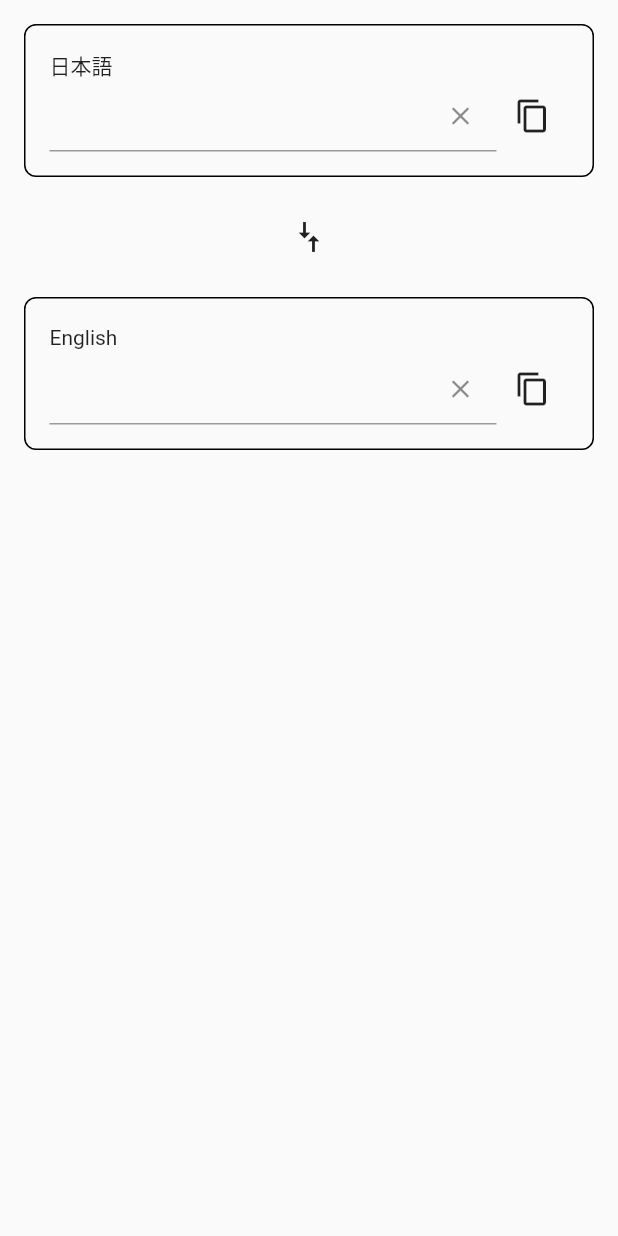
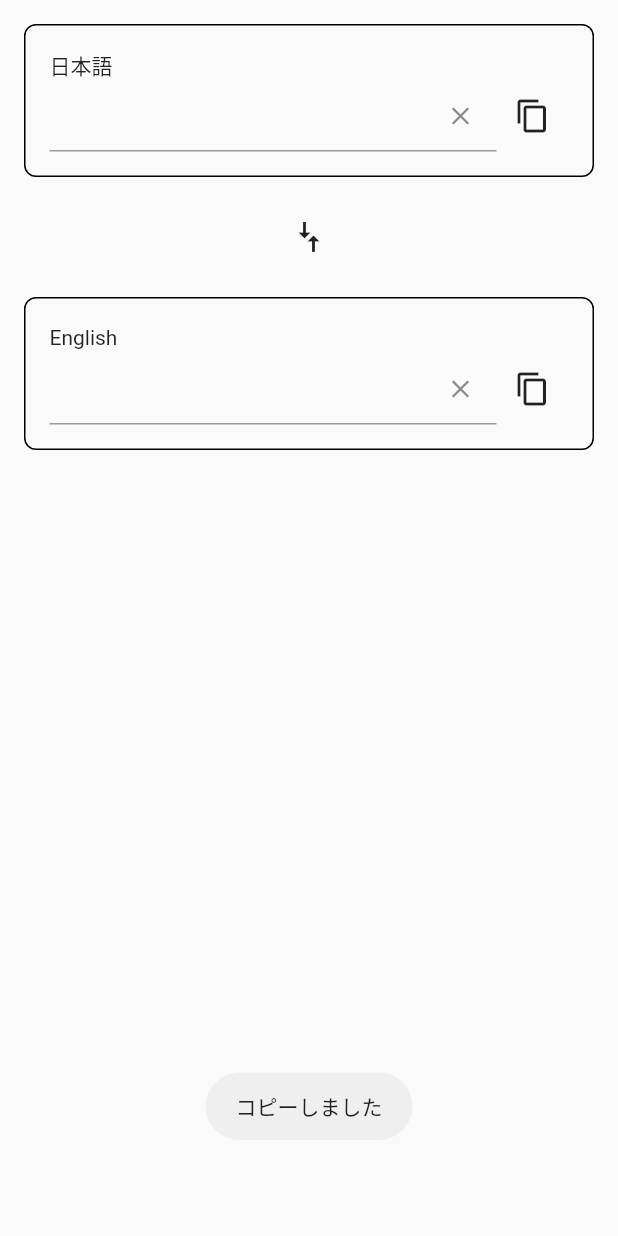
Before and after one commit to KobayashiYoh/mobile_translation_app, a Flutter app: the screen it shows after launch, after a tap on the "content copy" icon, on a phone screen of 412 x 824 dp. Run offline on Flutter 3.47's test engine with Material 2 defaults, Android fonts, the phone set to English and light mode, and no system bars; our stand-ins replace fluttertoast; missing offline and left inert: translator.

Commit message:
コピー時にトーストを表示

```diff
--- a/lib/views/text_field_item_view.dart
+++ b/lib/views/text_field_item_view.dart
@@ -1,5 +1,6 @@
 import 'package:flutter/material.dart';
 import 'package:flutter/services.dart';
+import 'package:fluttertoast/fluttertoast.dart';
 
 enum Language {
   english,
@@ -54,6 +55,7 @@ class TextFieldItemView extends StatelessWidget {
         text: textEditingController.text,
       ),
     );
+    Fluttertoast.showToast(msg: 'コピーしました');
   }
 
   @override
--- a/pubspec.yaml
+++ b/pubspec.yaml
@@ -35,6 +35,7 @@ dependencies:
   # Use with the CupertinoIcons class for iOS style icons.
   cupertino_icons: ^1.0.2
   translator: ^0.1.7
+  fluttertoast: ^8.1.1
 
 dev_dependencies:
   flutter_test:
```
